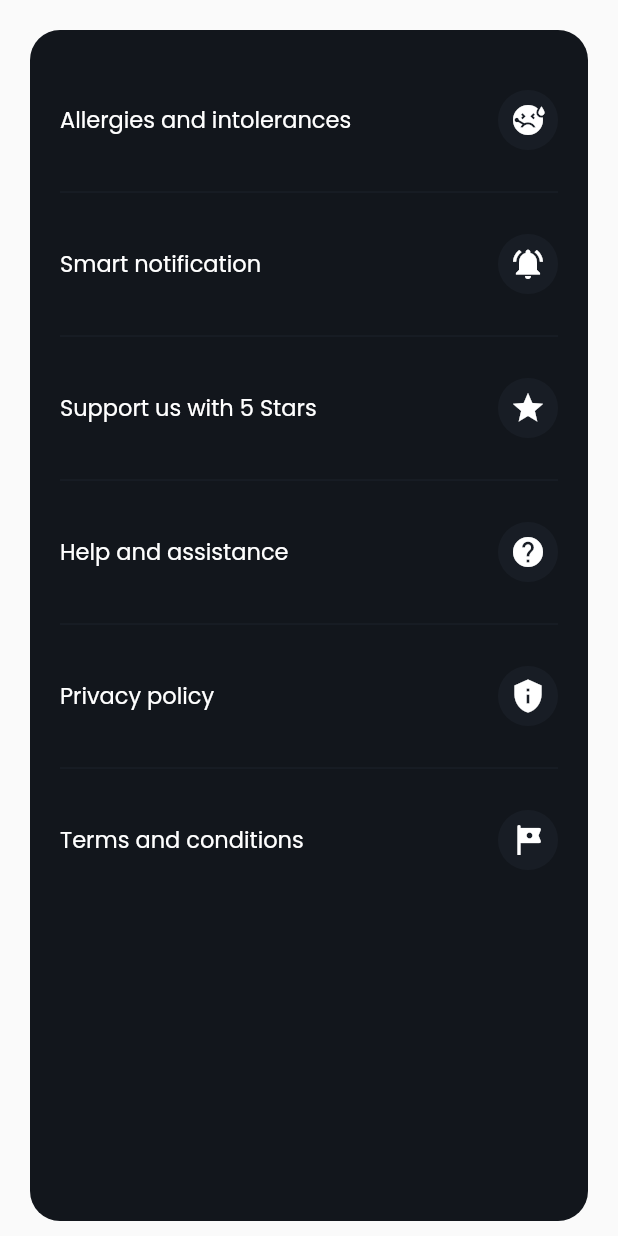
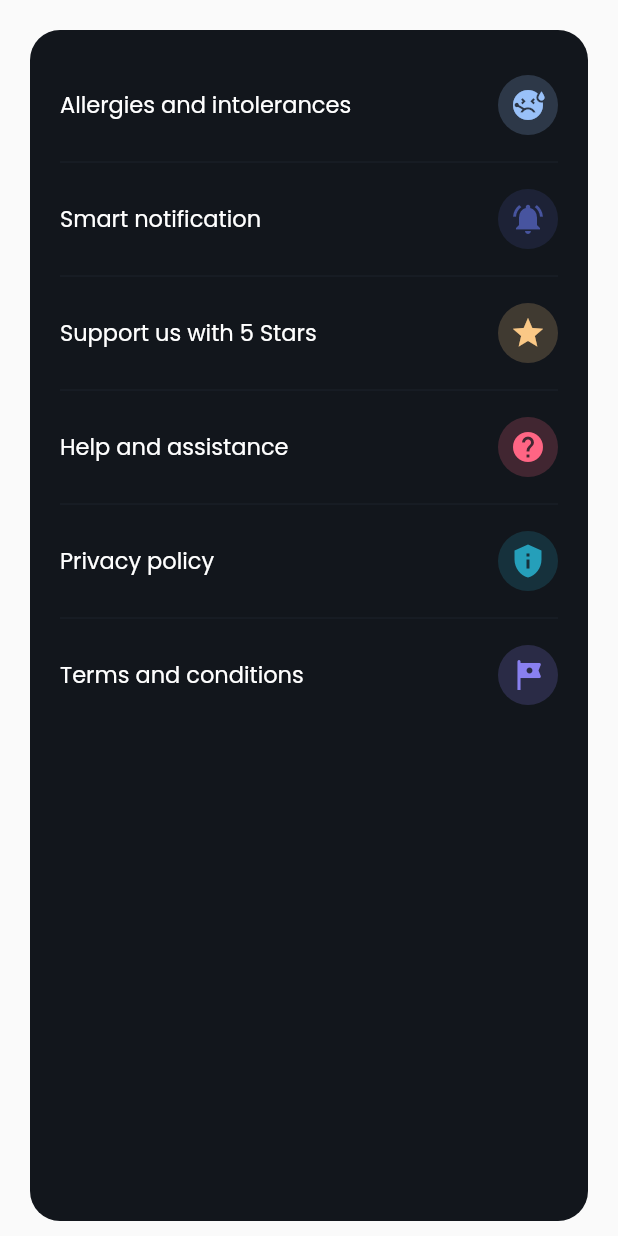
Before and after one commit to mitegj/food_match, a Flutter app: the SettingsArea widget shown alone on an empty page, opened directly with empty values, on a phone screen of 412 x 824 dp. Run offline on Flutter 3.47's test engine with Material 2 defaults, Android fonts, the phone set to English and light mode, and no system bars; our stand-ins replace cloud_firestore, firebase_auth, firebase_core, firebase_remote_config, fl_chart, flutter_local_notifications and 13 more; accounts and stored records are empty.

Commit message:
Mite controlla

```diff
--- a/lib/screens/allergies.dart
+++ b/lib/screens/allergies.dart
@@ -9,9 +9,11 @@ import 'package:morning_brief/widgets/filter/filters_body.dart';
 import 'package:morning_brief/widgets/global_input/second_step.dart';
 import 'package:morning_brief/widgets/spinner/spinner.dart';
 
+// ignore: must_be_immutable
 class AllergiesScreen extends GetWidget<AllergyController> {
   AllergiesScreen({Key? key, required this.isFirstLogin}) : super(key: key);
   final bool isFirstLogin;
+  MenuController _menuController = Get.put<MenuController>(MenuController());
   @override
   Widget build(BuildContext context) {
     var theme = Theme.of(context);
@@ -64,7 +66,7 @@ class AllergiesScreen extends GetWidget<AllergyController> {
                                         onPressed: () {
                                           controller.setAllergies(controller);
                                           print(isFirstLogin);
-                                          MenuController.instance.getMenuList(
+                                          _menuController.getMenuList(
                                               FilterBody.listFilters);
                                           HapticFeedback.mediumImpact();
                                           if (isFirstLogin)
--- a/lib/widgets/settings/settings_area.dart
+++ b/lib/widgets/settings/settings_area.dart
@@ -37,7 +37,7 @@ class SettingsArea extends StatelessWidget {
                   ));
             },
             child: Padding(
-              padding: const EdgeInsets.only(top: 20.0, bottom: 20),
+              padding: const EdgeInsets.only(top: 10.0, bottom: 10),
               child: Row(
                 mainAxisAlignment: MainAxisAlignment.spaceBetween,
                 children: [
@@ -48,8 +48,8 @@ class SettingsArea extends StatelessWidget {
                         fontWeight: FontWeight.w400,
                       )),
                   CircleAvatar(
-                    backgroundColor: UIColors.black.withOpacity(0.6),
-                    child: Icon(Icons.sick, color: UIColors.white),
+                    backgroundColor: UIColors.lightblueTile.withOpacity(0.2),
+                    child: Icon(Icons.sick, color: UIColors.lightblueTile),
                   )
                 ],
               ),
@@ -65,7 +65,7 @@ class SettingsArea extends StatelessWidget {
                   ));
             },
             child: Padding(
-              padding: const EdgeInsets.only(top: 20.0, bottom: 20),
+              padding: const EdgeInsets.only(top: 10.0, bottom: 10),
               child: Row(
                 mainAxisAlignment: MainAxisAlignment.spaceBetween,
                 children: [
@@ -76,10 +76,10 @@ class SettingsArea extends StatelessWidget {
                         fontWeight: FontWeight.w400,
                       )),
                   CircleAvatar(
-                    backgroundColor: UIColors.black.withOpacity(0.6),
+                    backgroundColor: UIColors.blue.withOpacity(0.2),
                     child: Icon(
                       Icons.notifications_on,
-                      color: UIColors.white,
+                      color: UIColors.blue,
                     ),
                   )
                 ],
@@ -95,7 +95,7 @@ class SettingsArea extends StatelessWidget {
               conf.launchURL(lng);
             },
             child: Padding(
-              padding: const EdgeInsets.only(top: 20.0, bottom: 20),
+              padding: const EdgeInsets.only(top: 10.0, bottom: 10),
               child: Row(
                 mainAxisAlignment: MainAxisAlignment.spaceBetween,
                 children: [
@@ -106,10 +106,10 @@ class SettingsArea extends StatelessWidget {
                         fontWeight: FontWeight.w400,
                       )),
                   CircleAvatar(
-                    backgroundColor: UIColors.black.withOpacity(0.6),
+                    backgroundColor: UIColors.orange.withOpacity(0.2),
                     child: Icon(
                       Icons.star,
-                      color: UIColors.white,
+                      color: UIColors.orange,
                     ),
                   )
                 ],
@@ -124,7 +124,7 @@ class SettingsArea extends StatelessWidget {
               _settingController.openEmailFeedback();
             },
             child: Padding(
-              padding: const EdgeInsets.only(top: 20.0, bottom: 20),
+              padding: const EdgeInsets.only(top: 10.0, bottom: 10),
               child: Row(
                 mainAxisAlignment: MainAxisAlignment.spaceBetween,
                 children: [
@@ -135,10 +135,10 @@ class SettingsArea extends StatelessWidget {
                         fontWeight: FontWeight.w400,
                       )),
                   CircleAvatar(
-                    backgroundColor: UIColors.black.withOpacity(0.6),
+                    backgroundColor: UIColors.pink.withOpacity(0.2),
                     child: Icon(
                       Icons.help,
-                      color: UIColors.white,
+                      color: UIColors.pink,
                     ),
                   )
                 ],
@@ -155,7 +155,7 @@ class SettingsArea extends StatelessWidget {
               conf.launchURL(url);
             },
             child: Padding(
-              padding: const EdgeInsets.only(top: 20.0, bottom: 20),
+              padding: const EdgeInsets.only(top: 10.0, bottom: 10),
               child: Row(
                 mainAxisAlignment: MainAxisAlignment.spaceBetween,
                 children: [
@@ -166,10 +166,10 @@ class SettingsArea extends StatelessWidget {
                         fontWeight: FontWeight.w400,
                       )),
                   CircleAvatar(
-                    backgroundColor: UIColors.black.withOpacity(0.6),
+                    backgroundColor: UIColors.azure.withOpacity(0.2),
                     child: Icon(
                       Icons.privacy_tip,
-                      color: UIColors.white,
+                      color: UIColors.azure,
                     ),
                   )
                 ],
@@ -186,7 +186,7 @@ class SettingsArea extends StatelessWidget {
               conf.launchURL(url);
             },
             child: Padding(
-              padding: const EdgeInsets.only(top: 20.0, bottom: 20),
+              padding: const EdgeInsets.only(top: 10.0, bottom: 10),
               child: Row(
                 mainAxisAlignment: MainAxisAlignment.spaceBetween,
                 children: [
@@ -197,10 +197,10 @@ class SettingsArea extends StatelessWidget {
                         fontWeight: FontWeight.w400,
                       )),
                   CircleAvatar(
-                    backgroundColor: UIColors.black.withOpacity(0.6),
+                    backgroundColor: UIColors.violet.withOpacity(0.2),
                     child: Icon(
                       Icons.tour_rounded,
-                      color: UIColors.white,
+                      color: UIColors.violet,
                     ),
                   )
                 ],
```
